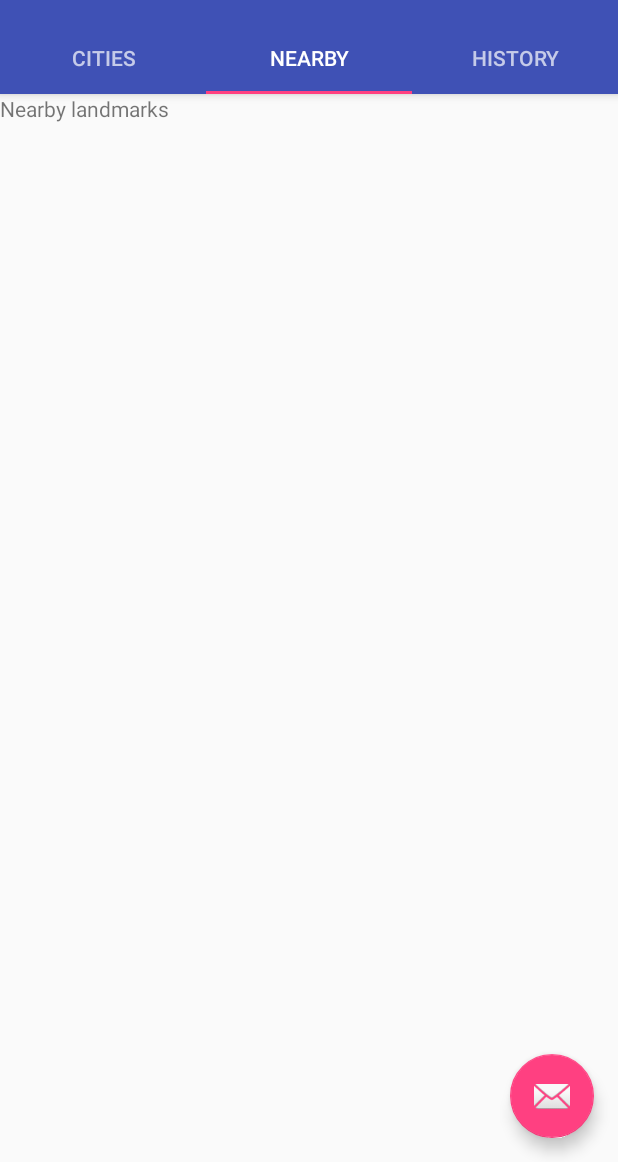
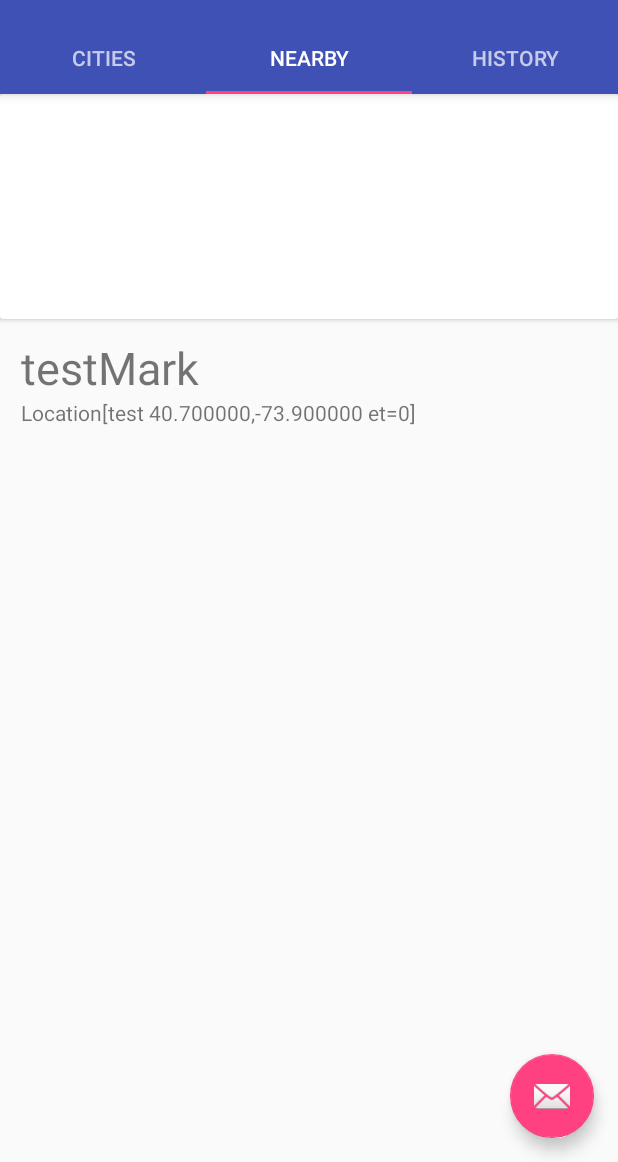
Before and after one commit to zebybez/SmartMobile, an Android app: the screen it shows after launch (MainActivity), tab 2 chosen, on a phone screen of 412 x 824 dp, the part 74-1236 px from its top. Run offline under Robolectric (Android 15) with nearby library versions, the phone set to English and light mode, and no system bars.

Commit message:
made layout for nearbyFragment

```diff
--- a/app/src/main/java/com/duo/app/bonnefoyage/Activity/AddLandMarkActivity.java
+++ b/app/src/main/java/com/duo/app/bonnefoyage/Activity/AddLandMarkActivity.java
@@ -17,7 +17,7 @@ public class AddLandMarkActivity extends Activity {
     protected void onCreate(@Nullable Bundle savedInstanceState) {
         super.onCreate(savedInstanceState);
         setContentView(R.layout.activity_add_landmark);
-
+        //todo make layout
         //todo get buttons ect.
     }
 
--- a/app/src/main/java/com/duo/app/bonnefoyage/Activity/MainActivity.java
+++ b/app/src/main/java/com/duo/app/bonnefoyage/Activity/MainActivity.java
@@ -16,8 +16,10 @@ import android.view.Menu;
 import android.view.MenuItem;
 import android.view.View;
 
+import com.duo.app.bonnefoyage.Enum.AttractionType;
 import com.duo.app.bonnefoyage.R;
 import com.duo.app.bonnefoyage.domein.City;
+import com.duo.app.bonnefoyage.domein.LandMark;
 import com.duo.app.bonnefoyage.domein.User;
 import com.duo.app.bonnefoyage.Activity.fragment.CityFragment;
 import com.duo.app.bonnefoyage.Activity.fragment.NearbyFragment;
@@ -73,8 +75,17 @@ public class MainActivity extends AppCompatActivity {
         });
 
         //todo: get user from intent. for now use test user.
+
+        //testing here
         user = new User("test@test.test", "testUser");
-        user.addRecommendation(new City("test1", new Location("fake"),R.drawable.empire_state_building));
+        Location location = new Location("test");
+        location.setLatitude(40.7);
+        location.setLongitude(-73.9);
+
+        City city = new City("New York", location, R.drawable.empire_state_building);
+        city.addLandMark(new LandMark("testMark", location, AttractionType.Skyscraper));
+
+        user.addRecommendation(city);
         user.addRecommendation(new City("test2", new Location("fake"),R.drawable.empire_state_building));
         user.addRecommendation(new City("test3", new Location("fake"),R.drawable.empire_state_building));
         user.addRecommendation(new City("test4", new Location("fake"),R.drawable.empire_state_building));
--- /dev/null
+++ b/app/src/main/java/com/duo/app/bonnefoyage/Activity/fragment/CityViewActivity.java
@@ -0,0 +1,22 @@
+package com.duo.app.bonnefoyage.Activity.fragment;
+
+import android.app.Activity;
+import android.os.Bundle;
+import android.support.annotation.Nullable;
+
+import com.duo.app.bonnefoyage.R;
+
+/**
+ * The activity you are taken to when viewing a cities details.
+ * Created by zeb on 19-4-17.
+ */
+
+public class CityViewActivity extends Activity {
+    @Override
+    protected void onCreate(@Nullable Bundle savedInstanceState) {
+        super.onCreate(savedInstanceState);
+        setContentView(R.layout.fragment_city_view);
+        //Todo create functionality ect.
+    }
+
+}
--- a/app/src/main/java/com/duo/app/bonnefoyage/Activity/fragment/NearbyFragment.java
+++ b/app/src/main/java/com/duo/app/bonnefoyage/Activity/fragment/NearbyFragment.java
@@ -3,12 +3,17 @@ package com.duo.app.bonnefoyage.Activity.fragment;
 import android.os.Bundle;
 import android.support.annotation.Nullable;
 import android.support.v4.app.Fragment;
+import android.support.v7.widget.CardView;
+import android.support.v7.widget.LinearLayoutManager;
+import android.support.v7.widget.RecyclerView;
 import android.view.LayoutInflater;
 import android.view.View;
 import android.view.ViewGroup;
-import android.widget.TextView;
 
 import com.duo.app.bonnefoyage.R;
+import com.duo.app.bonnefoyage.View.adapter.CityCardAdapter;
+import com.duo.app.bonnefoyage.View.adapter.LandMarkAdapter;
+import com.duo.app.bonnefoyage.domein.City;
 import com.duo.app.bonnefoyage.domein.User;
 
 /**
@@ -20,24 +25,45 @@ import com.duo.app.bonnefoyage.domein.User;
 public class NearbyFragment extends Fragment {
 
     private User user;
+    private RecyclerView recyclerView;
+    private CardView cardView;
+
+    private City currentCity;
+    private CityCardAdapter.CityViewHolder cityViewHolder;
 
     @Override
     public void onCreate(@Nullable Bundle savedInstanceState) {
         super.onCreate(savedInstanceState);
         Bundle args = getArguments();
         user = (User) args.getSerializable("user");
-        //todo get list landMarks near user location.
+        //todo get current city from user location. and get list of landmarks
         //todo start listening for location using gps
-        //todo update list on each location update.
+        //todo update list of landmarks on each location update.
+        currentCity = user.getRecommendations().get(0);
+        //currentCity = getCity(user.getLocation());
 
     }
 
     @Override
     public View onCreateView(LayoutInflater inflater, ViewGroup container, Bundle savedInstanceState) {
-        View rootView = inflater.inflate(R.layout.fragment_nearby_main, container, false);
+        View rootView = inflater.inflate(R.layout.fragment_city_view, container, false);
 
-        TextView textView = (TextView) rootView.findViewById(R.id.title_textView);
-        textView.setText("Nearby landmarks");
+//        TextView textView = (TextView) rootView.findViewById(R.id.title_textView);
+//        textView.setText("Nearby landmarks");
+
+        //populate cardview
+//        cardView = (CardView) rootView.findViewById(R.id.cardView_City);
+//        cardView.inflate(this.getContext(), R.layout.card_city, container);
+//        cityViewHolder = new CityCardAdapter.CityViewHolder(cardView);
+//        cityViewHolder.imageButtonViewCity.setImageResource(currentCity.getImageID());
+//        cityViewHolder.cityTextView.setText(currentCity.getName());
+//        cityViewHolder.toggleLike.setVisibility(View.INVISIBLE);
+
+        //create recyclerview
+        recyclerView = (RecyclerView) rootView.findViewById(R.id.recyclerView_LandMarks);
+        recyclerView.setLayoutManager(new LinearLayoutManager(this.getContext()));
+        recyclerView.setAdapter(new LandMarkAdapter(currentCity.getLandMarks()));
+
         return rootView;
     }
 }
--- a/app/src/main/java/com/duo/app/bonnefoyage/View/adapter/CityCardAdapter.java
+++ b/app/src/main/java/com/duo/app/bonnefoyage/View/adapter/CityCardAdapter.java
@@ -50,7 +50,7 @@ public class CityCardAdapter extends RecyclerView.Adapter<CityCardAdapter.CityVi
     }
 
     //INNER CLASS
-    public class CityViewHolder extends RecyclerView.ViewHolder {
+    public static class CityViewHolder extends RecyclerView.ViewHolder {
 
         public TextView cityTextView;
         public ToggleButton toggleLike;
--- /dev/null
+++ b/app/src/main/java/com/duo/app/bonnefoyage/View/adapter/LandMarkAdapter.java
@@ -0,0 +1,60 @@
+package com.duo.app.bonnefoyage.View.adapter;
+
+import android.support.v7.widget.RecyclerView;
+import android.view.LayoutInflater;
+import android.view.View;
+import android.view.ViewGroup;
+import android.widget.TextView;
+
+import com.duo.app.bonnefoyage.R;
+import com.duo.app.bonnefoyage.domein.LandMark;
+
+import java.util.List;
+
+/**
+ * Created by zeb on 19-4-17.
+ */
+
+public class LandMarkAdapter extends RecyclerView.Adapter<LandMarkAdapter.LandMarkViewHolder> {
+
+    private List<LandMark> landMarks;
+
+    public LandMarkAdapter(List<LandMark> landMarks){
+        this.landMarks = landMarks;
+    }
+
+    @Override
+    public void onAttachedToRecyclerView(RecyclerView recyclerView) {
+        super.onAttachedToRecyclerView(recyclerView);
+    }
+
+    @Override
+    public LandMarkViewHolder onCreateViewHolder(ViewGroup parent, int viewType) {
+        View v = LayoutInflater.from(parent.getContext()).inflate(R.layout.list_item_landmark, parent, false);
+        return new LandMarkViewHolder(v);
+    }
+
+    @Override
+    public void onBindViewHolder(LandMarkViewHolder holder, int position) {
+        holder.textViewAddresAndDistance.setText(landMarks.get(position).getLocation().toString());//TODO change location to an address with distance from user, update list on activity load.
+        holder.textViewName.setText(landMarks.get(position).getName());
+    }
+
+
+    @Override
+    public int getItemCount() {
+        return landMarks.size();
+    }
+
+    //INNER ClASS
+    public class LandMarkViewHolder extends RecyclerView.ViewHolder{
+        public TextView textViewName;
+        public TextView textViewAddresAndDistance;
+
+        public LandMarkViewHolder(View itemView) {
+            super(itemView);
+            textViewName = (TextView) itemView.findViewById(R.id.textView_LandMarkName);
+            textViewAddresAndDistance = (TextView) itemView.findViewById(R.id.textView_LandMark_Adress_Distance);
+        }
+    }
+}
--- /dev/null
+++ b/app/src/main/res/layout/card_button.xml
@@ -0,0 +1,12 @@
+<?xml version="1.0" encoding="utf-8"?>
+<RelativeLayout xmlns:android="http://schemas.android.com/apk/res/android"
+    android:layout_width="match_parent" android:layout_height="80dp">
+
+    <Button
+        android:id="@+id/ButtonBottomOfList"
+        android:layout_width="300dp"
+        android:layout_height="wrap_content"
+        android:text="Not here? Add!"
+        android:layout_centerVertical="true"
+        android:layout_centerHorizontal="true" />
+</RelativeLayout>
--- a/app/src/main/res/layout/card_city.xml
+++ b/app/src/main/res/layout/card_city.xml
@@ -7,7 +7,7 @@
 
     <android.support.v7.widget.CardView
         android:layout_width="match_parent"
-        android:layout_height="188dp" >
+        android:layout_height="150dp" >
 
         <RelativeLayout
             android:layout_width="match_parent"
--- /dev/null
+++ b/app/src/main/res/layout/fragment_city_view.xml
@@ -0,0 +1,22 @@
+<?xml version="1.0" encoding="utf-8"?>
+<RelativeLayout xmlns:android="http://schemas.android.com/apk/res/android"
+    xmlns:app="http://schemas.android.com/apk/res-auto"
+    xmlns:tools="http://schemas.android.com/tools"
+    android:layout_width="match_parent"
+    android:layout_height="match_parent">
+
+    <android.support.v7.widget.RecyclerView
+        android:id="@+id/recyclerView_LandMarks"
+        android:layout_width="match_parent"
+        android:layout_height="350dp"
+        android:layout_alignParentBottom="true"
+        android:layout_alignParentStart="true"
+        tools:listitem="@layout/list_item_landmark"
+        android:layout_below="@+id/cardView_City" />
+
+    <android.support.v7.widget.CardView
+        android:id="@+id/cardView_City"
+        android:layout_width="match_parent"
+        android:layout_height="150dp"
+        android:layout_alignParentTop="true" />
+</RelativeLayout>
--- a/app/src/main/res/layout/fragment_main.xml
+++ /dev/null
@@ -1,16 +0,0 @@
-<RelativeLayout xmlns:android="http://schemas.android.com/apk/res/android"
-    xmlns:tools="http://schemas.android.com/tools"
-    android:layout_width="match_parent"
-    android:layout_height="match_parent"
-    android:paddingBottom="@dimen/activity_vertical_margin"
-    android:paddingLeft="@dimen/activity_horizontal_margin"
-    android:paddingRight="@dimen/activity_horizontal_margin"
-    android:paddingTop="@dimen/activity_vertical_margin"
-    tools:context="com.duo.app.bonnefoyage.Activity.MainActivity$PlaceholderFragment">
-
-    <TextView
-        android:id="@+id/section_label"
-        android:layout_width="wrap_content"
-        android:layout_height="wrap_content" />
-
-</RelativeLayout>
--- a/app/src/main/res/layout/fragment_nearby_main.xml
+++ /dev/null
@@ -1,11 +0,0 @@
-<?xml version="1.0" encoding="utf-8"?>
-<LinearLayout xmlns:android="http://schemas.android.com/apk/res/android"
-    android:orientation="vertical" android:layout_width="match_parent"
-    android:layout_height="match_parent">
-
-    <TextView
-        android:id="@+id/title_textView"
-        android:layout_width="match_parent"
-        android:layout_height="wrap_content"
-        android:text="TextView" />
-</LinearLayout>
--- /dev/null
+++ b/app/src/main/res/layout/list_item_landmark.xml
@@ -0,0 +1,23 @@
+<?xml version="1.0" encoding="utf-8"?>
+<RelativeLayout xmlns:android="http://schemas.android.com/apk/res/android"
+    android:layout_width="match_parent" android:layout_height="80dp">
+
+    <TextView
+        android:id="@+id/textView_LandMarkName"
+        android:layout_width="wrap_content"
+        android:layout_height="wrap_content"
+        android:layout_alignParentStart="true"
+        android:layout_alignParentTop="true"
+        android:layout_marginStart="14dp"
+        android:layout_marginTop="12dp"
+        android:text="LandMarkName"
+        android:textSize="30sp" />
+
+    <TextView
+        android:id="@+id/textView_LandMark_Adress_Distance"
+        android:layout_width="wrap_content"
+        android:layout_height="wrap_content"
+        android:layout_alignStart="@+id/textView_LandMarkName"
+        android:layout_below="@+id/textView_LandMarkName"
+        android:text="addres here, distance" />
+</RelativeLayout>
```
